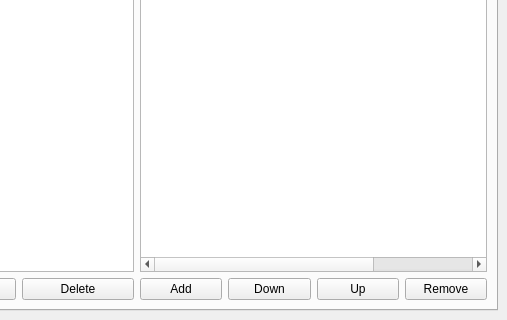
Qt form src/ui/main_window.ui (cwainwright/BSMS) before a commit; both pictures show x 234 to 741 and y 409 to 729 of the 741 by 729 pixel window.
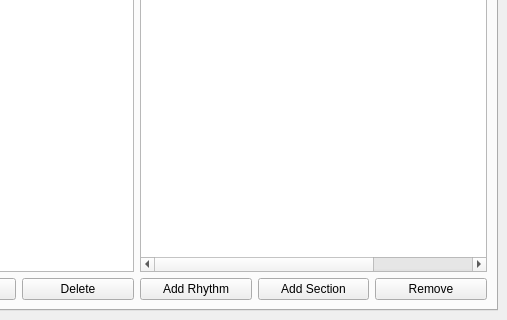
The same form after that commit. Icons and pictures are not drawn.

What changed in the file:
```diff
--- a/src/ui/main_window.ui
+++ b/src/ui/main_window.ui
@@ -38,7 +38,7 @@
        <attribute name="title">
         <string>Timeline</string>
        </attribute>
-       <layout class="QHBoxLayout" name="horizontalLayout_3">
+       <layout class="QHBoxLayout" name="horizontalLayout_5">
         <item>
          <layout class="QVBoxLayout" name="verticalLayout">
           <item>
@@ -249,7 +249,7 @@
            </widget>
           </item>
           <item>
-           <layout class="QHBoxLayout" name="horizontalLayout_4">
+           <layout class="QHBoxLayout" name="horizontalLayout_3">
             <item>
              <widget class="QPushButton" name="add_button">
               <property name="sizePolicy">
@@ -259,7 +259,7 @@
                </sizepolicy>
               </property>
               <property name="text">
-               <string>Add</string>
+               <string>Add Rhythm</string>
               </property>
               <property name="icon">
                <iconset resource="resources.qrc">
@@ -274,7 +274,7 @@
              </widget>
             </item>
             <item>
-             <widget class="QPushButton" name="down_button">
+             <widget class="QPushButton" name="add_section_button">
               <property name="sizePolicy">
                <sizepolicy hsizetype="Expanding" vsizetype="Fixed">
                 <horstretch>0</horstretch>
@@ -282,40 +282,11 @@
                </sizepolicy>
               </property>
               <property name="text">
-               <string>Down</string>
+               <string>Add Section</string>
               </property>
               <property name="icon">
                <iconset resource="resources.qrc">
-                <normaloff>:/arrows/arrow_down</normaloff>:/arrows/arrow_down</iconset>
-              </property>
-              <property name="iconSize">
-               <size>
-                <width>16</width>
-                <height>16</height>
-               </size>
-              </property>
-             </widget>
-            </item>
-            <item>
-             <widget class="QPushButton" name="up_button">
-              <property name="sizePolicy">
-               <sizepolicy hsizetype="Expanding" vsizetype="Fixed">
-                <horstretch>0</horstretch>
-                <verstretch>0</verstretch>
-               </sizepolicy>
-              </property>
-              <property name="text">
-               <string>Up</string>
-              </property>
-              <property name="icon">
-               <iconset resource="resources.qrc">
-                <normaloff>:/arrows/arrow_up</normaloff>:/arrows/arrow_up</iconset>
-              </property>
-              <property name="iconSize">
-               <size>
-                <width>16</width>
-                <height>16</height>
-               </size>
+                <normaloff>:/general/add</normaloff>:/general/add</iconset>
               </property>
              </widget>
             </item>
```
